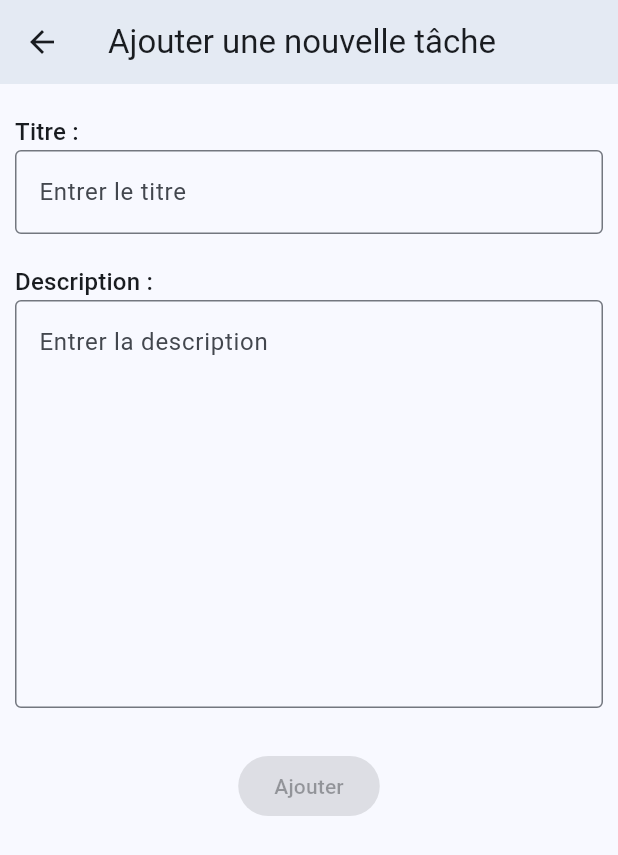
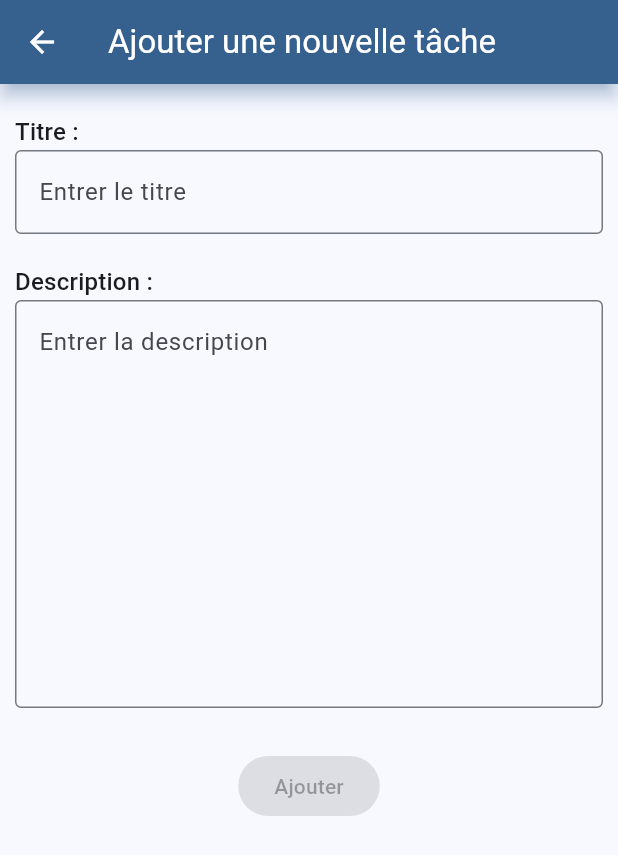
Before and after one commit to mauyz/task_manager_app, a Flutter app: the AddOrUpdateTaskPage screen opened directly, on a phone screen of 412 x 824 dp. Shown: the top 855 px of the screen. Run offline on Flutter 3.47's test engine with Material 3 defaults, Android fonts, the phone set to English and light mode, and no system bars; our stand-ins replace flutter_riverpod, riverpod_annotation, sqflite; accounts and stored records are empty; generated files the repository leaves out were written again.

Commit message:
update appbar

```diff
--- a/lib/presentation/home/widget/simple_app_bar.dart
+++ b/lib/presentation/home/widget/simple_app_bar.dart
@@ -13,6 +13,9 @@ class SimpleAppBar extends StatelessWidget implements PreferredSizeWidget {
     return AppBar(
       centerTitle: false,
       elevation: 5,
+      backgroundColor: Theme.of(context).colorScheme.primary,
+      foregroundColor: Theme.of(context).colorScheme.onPrimary,
+      shadowColor: Theme.of(context).colorScheme.inversePrimary,
       title: title,
     );
   }
```
